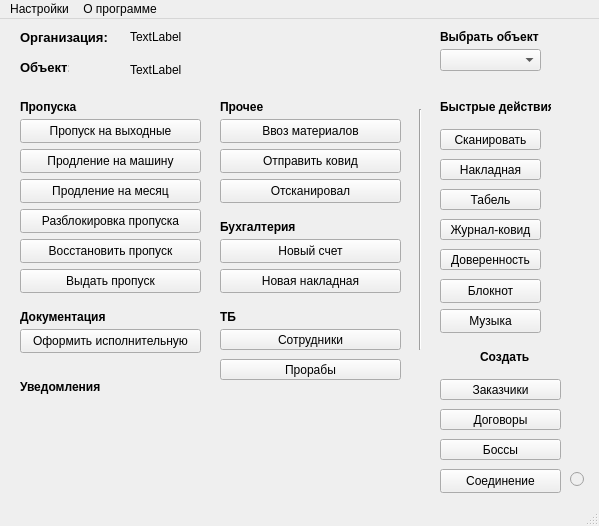
Before: the Qt Designer form my_helper/notebook/designer_ui/main_menu.ui in SmolPO/vertical, drawn with Qt 5.
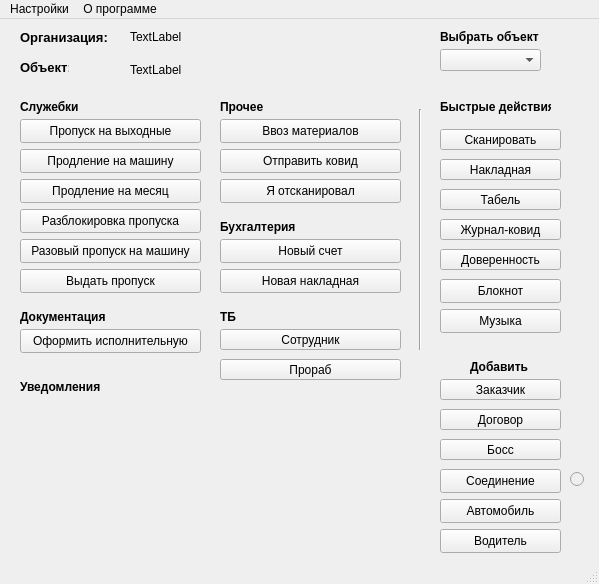
After: the same form once the commit is applied.

Diff of the .ui file:
```diff
--- a/my_helper/notebook/designer_ui/main_menu.ui
+++ b/my_helper/notebook/designer_ui/main_menu.ui
@@ -7,7 +7,7 @@
     <x>0</x>
     <y>0</y>
     <width>599</width>
-    <height>526</height>
+    <height>584</height>
    </rect>
   </property>
   <property name="windowTitle">
@@ -19,7 +19,7 @@
      <rect>
       <x>440</x>
       <y>230</y>
-      <width>101</width>
+      <width>121</width>
       <height>21</height>
      </rect>
     </property>
@@ -32,7 +32,7 @@
      <rect>
       <x>440</x>
       <y>140</y>
-      <width>101</width>
+      <width>121</width>
       <height>21</height>
      </rect>
     </property>
@@ -45,7 +45,7 @@
      <rect>
       <x>440</x>
       <y>200</y>
-      <width>101</width>
+      <width>121</width>
       <height>21</height>
      </rect>
     </property>
@@ -58,7 +58,7 @@
      <rect>
       <x>440</x>
       <y>170</y>
-      <width>101</width>
+      <width>121</width>
       <height>21</height>
      </rect>
     </property>
@@ -84,7 +84,7 @@
      <rect>
       <x>440</x>
       <y>110</y>
-      <width>101</width>
+      <width>121</width>
       <height>21</height>
      </rect>
     </property>
@@ -102,7 +102,7 @@
      </rect>
     </property>
     <property name="text">
-     <string>Заказчики</string>
+     <string>Заказчик</string>
     </property>
    </widget>
    <widget class="QPushButton" name="b_new_person">
@@ -115,7 +115,7 @@
      </rect>
     </property>
     <property name="text">
-     <string>Сотрудники</string>
+     <string>Сотрудник</string>
     </property>
    </widget>
    <widget class="QLabel" name="ui_l_comp">
@@ -331,7 +331,7 @@
      </font>
     </property>
     <property name="text">
-     <string>Пропуска</string>
+     <string>Служебки</string>
     </property>
    </widget>
    <widget class="QLabel" name="ui_l_ohter">
@@ -404,9 +404,9 @@
    <widget class="QLabel" name="ui_l_create">
     <property name="geometry">
      <rect>
-      <x>480</x>
-      <y>330</y>
-      <width>49</width>
+      <x>470</x>
+      <y>340</y>
+      <width>61</width>
       <height>16</height>
      </rect>
     </property>
@@ -416,7 +416,7 @@
      </font>
     </property>
     <property name="text">
-     <string>Создать</string>
+     <string>Добавить</string>
     </property>
    </widget>
    <widget class="QLabel" name="ui_l_SP">
@@ -460,7 +460,7 @@
      </rect>
     </property>
     <property name="text">
-     <string>Восстановить пропуск</string>
+     <string>Разовый пропуск на машину</string>
     </property>
    </widget>
    <widget class="QPushButton" name="b_pass_issue">
@@ -486,7 +486,7 @@
      </rect>
     </property>
     <property name="text">
-     <string>Отсканировал</string>
+     <string>Я отсканировал</string>
     </property>
    </widget>
    <widget class="QLabel" name="ui_l_company">
@@ -525,7 +525,7 @@
      </rect>
     </property>
     <property name="text">
-     <string>Боссы</string>
+     <string>Босс</string>
     </property>
    </widget>
    <widget class="QPushButton" name="b_connect">
@@ -562,7 +562,7 @@
      <rect>
       <x>440</x>
       <y>260</y>
-      <width>101</width>
+      <width>121</width>
       <height>24</height>
      </rect>
     </property>
@@ -590,7 +590,7 @@
      </rect>
     </property>
     <property name="text">
-     <string>Договоры</string>
+     <string>Договор</string>
     </property>
    </widget>
    <widget class="QPushButton" name="b_new_itr">
@@ -603,7 +603,7 @@
      </rect>
     </property>
     <property name="text">
-     <string>Прорабы</string>
+     <string>Прораб</string>
     </property>
    </widget>
    <widget class="QPushButton" name="pushButton">
@@ -611,7 +611,7 @@
      <rect>
       <x>440</x>
       <y>290</y>
-      <width>101</width>
+      <width>121</width>
       <height>24</height>
      </rect>
     </property>
@@ -619,6 +619,32 @@
      <string>Музыка</string>
     </property>
    </widget>
+   <widget class="QPushButton" name="b_new_auto">
+    <property name="geometry">
+     <rect>
+      <x>440</x>
+      <y>480</y>
+      <width>121</width>
+      <height>24</height>
+     </rect>
+    </property>
+    <property name="text">
+     <string>Автомобиль</string>
+    </property>
+   </widget>
+   <widget class="QPushButton" name="b_driver">
+    <property name="geometry">
+     <rect>
+      <x>440</x>
+      <y>510</y>
+      <width>121</width>
+      <height>24</height>
+     </rect>
+    </property>
+    <property name="text">
+     <string>Водитель</string>
+    </property>
+   </widget>
   </widget>
   <widget class="QStatusBar" name="statusbar"/>
   <widget class="QMenuBar" name="menubar">
```
Left out of the diff: 14 changed lines with no effect on the pictures.
